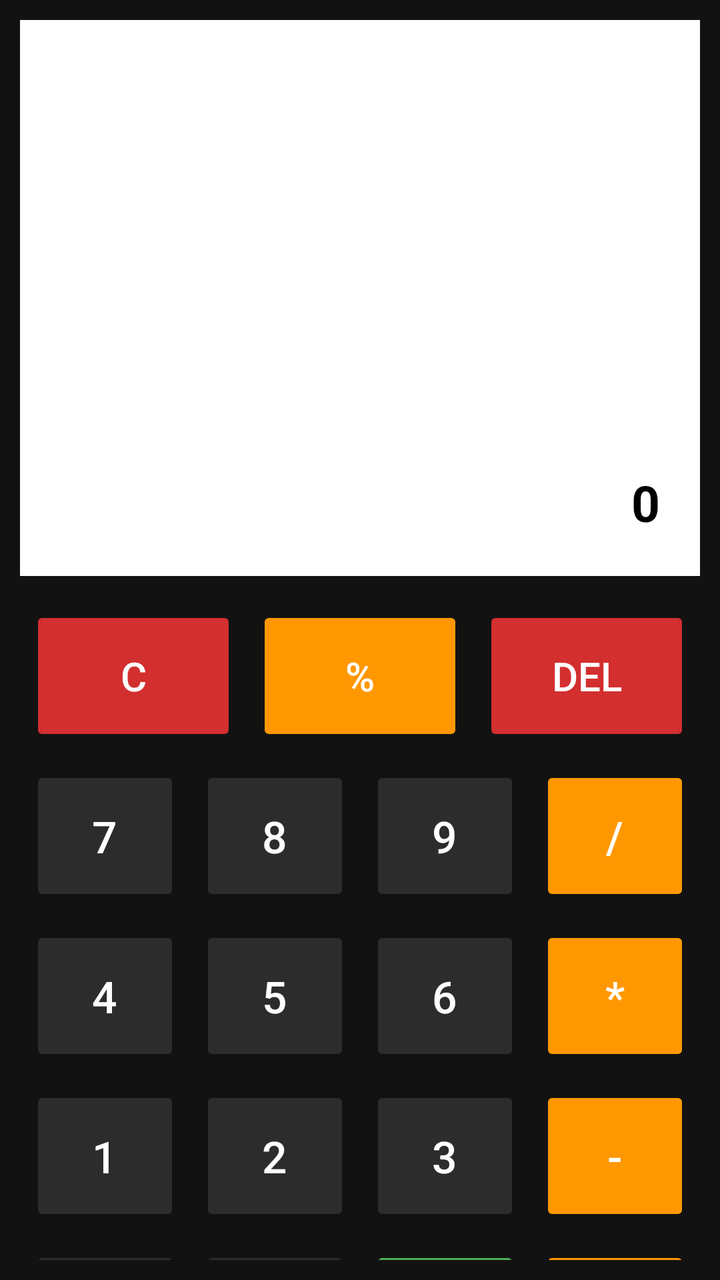
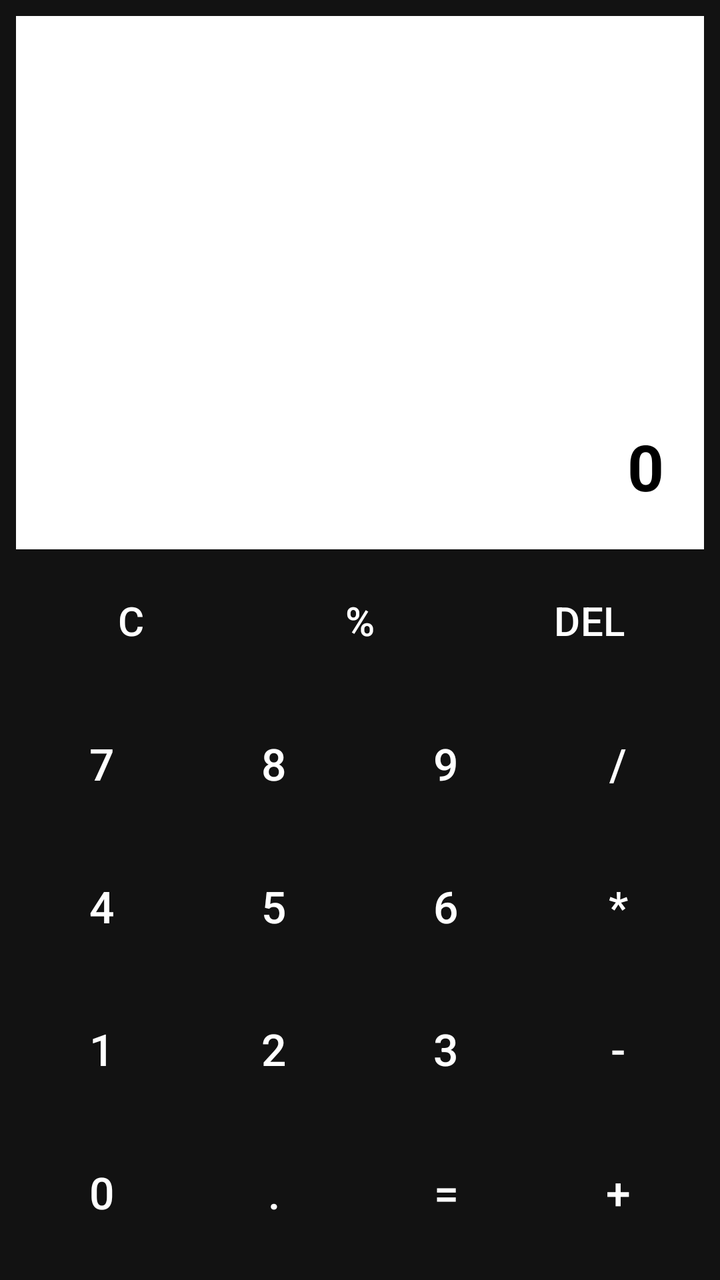

Screens rendered from an Android XML layout before and after an edit, with the pre-edit source and the edit as a unified diff.
<!-- AndroidManifest.xml: application theme Theme.SimpleCalculator -->
<!-- res/layout/activity_main.xml -->
<?xml version="1.0" encoding="utf-8"?>
<LinearLayout
    xmlns:android="http://schemas.android.com/apk/res/android"
    android:layout_width="match_parent"
    android:layout_height="match_parent"
    android:orientation="vertical"
    android:background="#121212">

    



    
    <LinearLayout
        android:layout_width="match_parent"
        android:layout_height="match_parent"
        android:orientation="vertical"
        android:padding="10dp">

        <androidx.appcompat.widget.Toolbar
            android:id="@+id/toolbar"
            android:layout_width="match_parent"
            android:layout_height="32dp"
            android:background="#FFFFFF"
            android:title=" "
            android:titleTextColor="#000000" />

        <TextView
            android:id="@+id/historyText"
            android:layout_width="match_parent"
            android:layout_height="wrap_content"
            android:background="#FFFFFF"
            android:gravity="end"
            android:padding="5dp"
            android:text=""
            android:textColor="#000000"
            android:textSize="20sp" />
        
        <TextView
            android:id="@+id/resultText"
            android:layout_width="match_parent"
            android:layout_height="209dp"
            android:layout_marginBottom="10dp"
            android:background="#FFFFFF"
            android:gravity="end|bottom"
            android:padding="20dp"
            android:text="0"
            android:textColor="#000000"
            android:textSize="25sp"
            android:textStyle="bold" />

        
        <LinearLayout
            android:layout_width="match_parent"
            android:layout_height="wrap_content"
            android:orientation="vertical">

            
            <LinearLayout
                android:layout_width="match_parent"
                android:layout_height="wrap_content"
                android:orientation="horizontal">

                <Button
                    android:id="@+id/btnClear"
                    android:layout_width="0dp"
                    android:layout_height="70dp"
                    android:layout_weight="1"
                    android:layout_margin="5dp"
                    android:backgroundTint="#D32F2F"
                    android:text="C"
                    android:textColor="#FFFFFF"
                    android:textSize="20sp"
                    android:stateListAnimator="@animator/button_press"/>


                <Button
                    android:id="@+id/btnPercent"
                    android:layout_width="0dp"
                    android:layout_height="70dp"
                    android:layout_weight="1"
                    android:layout_margin="5dp"
                    android:backgroundTint="#FF9800"
                    android:text="%"
                    android:textColor="#FFFFFF"
                    android:textSize="20sp"
                    android:stateListAnimator="@animator/button_press"/>
                <Button
                    android:id="@+id/btnDel"
                    android:layout_width="0dp"
                    android:layout_height="70dp"
                    android:layout_weight="1"
                    android:layout_margin="5dp"
                    android:backgroundTint="#D32F2F"
                    android:text="DEL"
                    android:textColor="#FFFFFF"
                    android:textSize="20sp"
                    android:stateListAnimator="@animator/button_press"/>

            </LinearLayout>

            
            <LinearLayout
                android:layout_width="match_parent"
                android:layout_height="wrap_content"
                android:orientation="horizontal">

                <Button
                    android:id="@+id/btn7"
                    android:layout_width="0dp"
                    android:layout_height="70dp"
                    android:layout_weight="1"
                    android:layout_margin="5dp"
                    android:backgroundTint="#2C2C2C"
                    android:text="7"
                    android:textColor="#FFFFFF"
                    android:textSize="22sp"
                    android:stateListAnimator="@animator/button_press"/>

                <Button
                    android:id="@+id/btn8"
                    android:layout_width="0dp"
                    android:layout_height="70dp"
                    android:layout_weight="1"
                    android:layout_margin="5dp"
                    android:backgroundTint="#2C2C2C"
                    android:text="8"
                    android:textColor="#FFFFFF"
                    android:textSize="22sp"
                    android:stateListAnimator="@animator/button_press"/>

                <Button
                    android:id="@+id/btn9"
                    android:layout_width="0dp"
                    android:layout_height="70dp"
                    android:layout_weight="1"
                    android:layout_margin="5dp"
                    android:backgroundTint="#2C2C2C"
                    android:text="9"
                    android:textColor="#FFFFFF"
                    android:textSize="22sp"
                    android:stateListAnimator="@animator/button_press"/>

                <Button
                    android:id="@+id/btnDivide"
                    android:layout_width="0dp"
                    android:layout_height="70dp"
                    android:layout_weight="1"
                    android:layout_margin="5dp"
                    android:backgroundTint="#FF9800"
                    android:text="/"
                    android:textColor="#FFFFFF"
                    android:textSize="22sp"
                    android:stateListAnimator="@animator/button_press"/>

            </LinearLayout>

            
            <LinearLayout
                android:layout_width="match_parent"
                android:layout_height="wrap_content"
                android:orientation="horizontal">

                <Button
                    android:id="@+id/btn4"
                    android:layout_width="0dp"
                    android:layout_height="70dp"
                    android:layout_weight="1"
                    android:layout_margin="5dp"
                    android:backgroundTint="#2C2C2C"
                    android:text="4"
                    android:textColor="#FFFFFF"
                    android:textSize="22sp"
                    android:stateListAnimator="@animator/button_press"/>

                <Button
                    android:id="@+id/btn5"
                    android:layout_width="0dp"
                    android:layout_height="70dp"
                    android:layout_weight="1"
                    android:layout_margin="5dp"
                    android:backgroundTint="#2C2C2C"
                    android:text="5"
                    android:textColor="#FFFFFF"
                    android:textSize="22sp"
                    android:stateListAnimator="@animator/button_press"/>

                <Button
                    android:id="@+id/btn6"
                    android:layout_width="0dp"
                    android:layout_height="70dp"
                    android:layout_weight="1"
                    android:layout_margin="5dp"
                    android:backgroundTint="#2C2C2C"
                    android:text="6"
                    android:textColor="#FFFFFF"
                    android:textSize="22sp"
                    android:stateListAnimator="@animator/button_press"/>

                <Button
                    android:id="@+id/btnMultiply"
                    android:layout_width="0dp"
                    android:layout_height="70dp"
                    android:layout_weight="1"
                    android:layout_margin="5dp"
                    android:backgroundTint="#FF9800"
                    android:text="*"
                    android:textColor="#FFFFFF"
                    android:textSize="22sp"
                    android:stateListAnimator="@animator/button_press"/>

            </LinearLayout>

            
            <LinearLayout
                android:layout_width="match_parent"
                android:layout_height="wrap_content"
                android:orientation="horizontal">

                <Button
                    android:id="@+id/btn1"
                    android:layout_width="0dp"
                    android:layout_height="70dp"
                    android:layout_weight="1"
                    android:layout_margin="5dp"
                    android:backgroundTint="#2C2C2C"
                    android:text="1"
                    android:textColor="#FFFFFF"
                    android:textSize="22sp"
                    android:stateListAnimator="@animator/button_press"/>

                <Button
                    android:id="@+id/btn2"
                    android:layout_width="0dp"
                    android:layout_height="70dp"
                    android:layout_weight="1"
                    android:layout_margin="5dp"
                    android:backgroundTint="#2C2C2C"
                    android:text="2"
                    android:textColor="#FFFFFF"
                    android:textSize="22sp"
                    android:stateListAnimator="@animator/button_press"/>

                <Button
                    android:id="@+id/btn3"
                    android:layout_width="0dp"
                    android:layout_height="70dp"
                    android:layout_weight="1"
                    android:layout_margin="5dp"
                    android:backgroundTint="#2C2C2C"
                    android:text="3"
                    android:textColor="#FFFFFF"
                    android:textSize="22sp"
                    android:stateListAnimator="@animator/button_press"/>

                <Button
                    android:id="@+id/btnMinus"
                    android:layout_width="0dp"
                    android:layout_height="70dp"
                    android:layout_weight="1"
                    android:layout_margin="5dp"
                    android:backgroundTint="#FF9800"
                    android:text="-"
                    android:textColor="#FFFFFF"
                    android:textSize="22sp"
                    android:stateListAnimator="@animator/button_press"/>

            </LinearLayout>

            
            <LinearLayout
                android:layout_width="match_parent"
                android:layout_height="wrap_content"
                android:orientation="horizontal">

                <Button
                    android:id="@+id/btn0"
                    android:layout_width="0dp"
                    android:layout_height="70dp"
                    android:layout_weight="1"
                    android:layout_margin="5dp"
                    android:backgroundTint="#2C2C2C"
                    android:text="0"
                    android:textColor="#FFFFFF"
                    android:textSize="22sp"
                    android:stateListAnimator="@animator/button_press"/>

                <Button
                    android:id="@+id/btnDot"
                    android:layout_width="0dp"
                    android:layout_height="70dp"
                    android:layout_weight="1"
                    android:layout_margin="5dp"
                    android:backgroundTint="#2C2C2C"
                    android:text="."
                    android:textColor="#FFFFFF"
                    android:textSize="22sp"
                    android:stateListAnimator="@animator/button_press"/>

                <Button
                    android:id="@+id/btnEqual"
                    android:layout_width="0dp"
                    android:layout_height="70dp"
                    android:layout_weight="1"
                    android:layout_margin="5dp"
                    android:backgroundTint="#4CAF50"
                    android:text="="
                    android:textColor="#FFFFFF"
                    android:textSize="22sp"
                    android:stateListAnimator="@animator/button_press"/>

                <Button
                    android:id="@+id/btnPlus"
                    android:layout_width="0dp"
                    android:layout_height="70dp"
                    android:layout_weight="1"
                    android:layout_margin="5dp"
                    android:backgroundTint="#FF9800"
                    android:text="+"
                    android:textColor="#FFFFFF"
                    android:textSize="22sp"
                    android:stateListAnimator="@animator/button_press"/>

            </LinearLayout>

        </LinearLayout>

    </LinearLayout>

</LinearLayout>
<!-- resources referenced by this layout -->
<resources>
  <style name="Theme.SimpleCalculator" parent="Base.Theme.SimpleCalculator" />
  <style name="Base.Theme.SimpleCalculator" parent="Theme.Material3.DayNight.NoActionBar">
          
          
      </style>
</resources>

<!-- the commit's change to res/layout/activity_main.xml (unified diff, before → after) -->
@@ -8,318 +8,341 @@
 
     
 
-
-
-    
     <LinearLayout
+        xmlns:app="http://schemas.android.com/apk/res-auto"
         android:layout_width="match_parent"
         android:layout_height="match_parent"
         android:orientation="vertical"
-        android:padding="10dp">
+        android:padding="8dp">
 
         <androidx.appcompat.widget.Toolbar
             android:id="@+id/toolbar"
             android:layout_width="match_parent"
-            android:layout_height="32dp"
-            android:background="#FFFFFF"
-            android:title=" "
+            android:layout_height="wrap_content"
+            android:minHeight="48dp"
+            android:background="@color/white"
+            android:title=""
             android:titleTextColor="#000000" />
+        
 
         <TextView
             android:id="@+id/historyText"
             android:layout_width="match_parent"
             android:layout_height="wrap_content"
-            android:background="#FFFFFF"
+            android:background="@color/white"
             android:gravity="end"
-            android:padding="5dp"
+            android:padding="8dp"
             android:text=""
             android:textColor="#000000"
-            android:textSize="20sp" />
+            android:textSize="18sp" />
+
         
+
         <TextView
             android:id="@+id/resultText"
             android:layout_width="match_parent"
-            android:layout_height="209dp"
-            android:layout_marginBottom="10dp"
-            android:background="#FFFFFF"
+            android:layout_height="0dp"
+            android:layout_weight="1"
+            android:background="@color/white"
             android:gravity="end|bottom"
             android:padding="20dp"
-            android:text="0"
+            android:text="@string/zero"
             android:textColor="#000000"
-            android:textSize="25sp"
-            android:textStyle="bold" />
+            android:textStyle="bold"
+            android:textSize="32sp"
+            app:autoSizeTextType="uniform"
+            app:autoSizeMinTextSize="18sp"
+            app:autoSizeMaxTextSize="32sp"/>
 
         
+
         <LinearLayout
             android:layout_width="match_parent"
-            android:layout_height="wrap_content"
+            android:layout_height="0dp"
+            android:layout_weight="2"
             android:orientation="vertical">
 
             
-            <LinearLayout
-                android:layout_width="match_parent"
-                android:layout_height="wrap_content"
-                android:orientation="horizontal">
-
-                <Button
+
+            <LinearLayout
+                style="?android:attr/buttonBarStyle"
+                android:layout_width="match_parent"
+                android:layout_height="0dp"
+                android:layout_weight="1"
+                android:orientation="horizontal">
+
+                <Button
+                    style="?android:attr/buttonBarButtonStyle"
                     android:id="@+id/btnClear"
                     android:layout_width="0dp"
-                    android:layout_height="70dp"
-                    android:layout_weight="1"
-                    android:layout_margin="5dp"
-                    android:backgroundTint="#D32F2F"
-                    android:text="C"
+                    android:layout_height="match_parent"
+                    android:layout_weight="1"
+                    android:layout_margin="4dp"
+                    android:text="@string/clear"
+                    android:textSize="20sp"
+                    android:textColor="@color/white"
+                    android:backgroundTint="@color/Dark_Red" />
+
+                <Button
+                    style="?android:attr/buttonBarButtonStyle"
+                    android:id="@+id/btnPercent"
+                    android:layout_width="0dp"
+                    android:layout_height="match_parent"
+                    android:layout_weight="1"
+                    android:layout_margin="4dp"
+                    android:text="@string/percent"
+                    android:textSize="20sp"
+                    android:textColor="@color/white"
+                    android:backgroundTint="@color/Orange_500" />
+
+                <Button
+                    style="?android:attr/buttonBarButtonStyle"
+                    android:id="@+id/btnDel"
+                    android:layout_width="0dp"
+                    android:layout_height="match_parent"
+                    android:layout_weight="1"
+                    android:layout_margin="4dp"
+                    android:text="@string/del"
+                    android:textSize="20sp"
+                    android:textColor="@color/white"
+                    android:backgroundTint="@color/Dark_Red" />
+
+            </LinearLayout>
+
+            
+
+            <LinearLayout
+                style="?android:attr/buttonBarStyle"
+                android:layout_width="match_parent"
+                android:layout_height="0dp"
+                android:layout_weight="1"
+                android:orientation="horizontal">
+
+                <Button
+                    style="?android:attr/buttonBarButtonStyle"
+                    android:id="@+id/btn7"
+                    android:layout_width="0dp"
+                    android:layout_height="match_parent"
+                    android:layout_weight="1"
+                    android:layout_margin="4dp"
+                    android:text="@string/seven"
+                    android:textSize="22sp"
+                    android:textColor="@color/white"
+                    android:backgroundTint="@color/Charcoal_Gray" />
+
+                <Button
+                    style="?android:attr/buttonBarButtonStyle"
+                    android:id="@+id/btn8"
+                    android:layout_width="0dp"
+                    android:layout_height="match_parent"
+                    android:layout_weight="1"
+                    android:layout_margin="4dp"
+                    android:text="@string/eight"
+                    android:textSize="22sp"
+                    android:textColor="@color/white"
+                    android:backgroundTint="@color/Charcoal_Gray" />
+
+                <Button
+                    style="?android:attr/buttonBarButtonStyle"
+                    android:id="@+id/btn9"
+                    android:layout_width="0dp"
+                    android:layout_height="match_parent"
+                    android:layout_weight="1"
+                    android:layout_margin="4dp"
+                    android:text="@string/nine"
+                    android:textSize="22sp"
+                    android:textColor="@color/white"
+                    android:backgroundTint="@color/Charcoal_Gray" />
+
+                <Button
+                    style="?android:attr/buttonBarButtonStyle"
+                    android:id="@+id/btnDivide"
+                    android:layout_width="0dp"
+                    android:layout_height="match_parent"
+                    android:layout_weight="1"
+                    android:layout_margin="4dp"
+                    android:text="@string/divide"
+                    android:textSize="22sp"
+                    android:textColor="@color/white"
+                    android:backgroundTint="@color/Orange_500" />
+
+            </LinearLayout>
+
+            
+
+            <LinearLayout
+                style="?android:attr/buttonBarStyle"
+                android:layout_width="match_parent"
+                android:layout_height="0dp"
+                android:layout_weight="1"
+                android:orientation="horizontal">
+
+                <Button
+                    style="?android:attr/buttonBarButtonStyle"
+                    android:id="@+id/btn4"
+                    android:layout_width="0dp"
+                    android:layout_height="match_parent"
+                    android:layout_weight="1"
+                    android:layout_margin="4dp"
+                    android:text="@string/four"
+                    android:textSize="22sp"
                     android:textColor="#FFFFFF"
-                    android:textSize="20sp"
-                    android:stateListAnimator="@animator/button_press"/>
-
-
-                <Button
-                    android:id="@+id/btnPercent"
-                    android:layout_width="0dp"
-                    android:layout_height="70dp"
-                    android:layout_weight="1"
-                    android:layout_margin="5dp"
-                    android:backgroundTint="#FF9800"
-                    android:text="%"
-                    android:textColor="#FFFFFF"
-                    android:textSize="20sp"
-                    android:stateListAnimator="@animator/button_press"/>
-                <Button
-                    android:id="@+id/btnDel"
-                    android:layout_width="0dp"
-                    android:layout_height="70dp"
-                    android:layout_weight="1"
-                    android:layout_margin="5dp"
-                    android:backgroundTint="#D32F2F"
-                    android:text="DEL"
-                    android:textColor="#FFFFFF"
-                    android:textSize="20sp"
-                    android:stateListAnimator="@animator/button_press"/>
-
-            </LinearLayout>
-
-            
-            <LinearLayout
-                android:layout_width="match_parent"
-                android:layout_height="wrap_content"
-                android:orientation="horizontal">
-
-                <Button
-                    android:id="@+id/btn7"
-                    android:layout_width="0dp"
-                    android:layout_height="70dp"
-                    android:layout_weight="1"
-                    android:layout_margin="5dp"
-                    android:backgroundTint="#2C2C2C"
-                    android:text="7"
-                    android:textColor="#FFFFFF"
-                    android:textSize="22sp"
-                    android:stateListAnimator="@animator/button_press"/>
-
-                <Button
-                    android:id="@+id/btn8"
-                    android:layout_width="0dp"
-                    android:layout_height="70dp"
-                    android:layout_weight="1"
-                    android:layout_margin="5dp"
-                    android:backgroundTint="#2C2C2C"
-                    android:text="8"
-                    android:textColor="#FFFFFF"
-                    android:textSize="22sp"
-                    android:stateListAnimator="@animator/button_press"/>
-
-                <Button
-                    android:id="@+id/btn9"
-                    android:layout_width="0dp"
-                    android:layout_height="70dp"
-                    android:layout_weight="1"
-                    android:layout_margin="5dp"
-                    android:backgroundTint="#2C2C2C"
-                    android:text="9"
-                    android:textColor="#FFFFFF"
-                    android:textSize="22sp"
-                    android:stateListAnimator="@animator/button_press"/>
-
-                <Button
-                    android:id="@+id/btnDivide"
-                    android:layout_width="0dp"
-                    android:layout_height="70dp"
-                    android:layout_weight="1"
-                    android:layout_margin="5dp"
-                    android:backgroundTint="#FF9800"
-                    android:text="/"
-                    android:textColor="#FFFFFF"
-                    android:textSize="22sp"
-                    android:stateListAnimator="@animator/button_press"/>
-
-            </LinearLayout>
-
-            
-            <LinearLayout
-                android:layout_width="match_parent"
-                android:layout_height="wrap_content"
-                android:orientation="horizontal">
-
-                <Button
-                    android:id="@+id/btn4"
-                    android:layout_width="0dp"
-                    android:layout_height="70dp"
-                    android:layout_weight="1"
-                    android:layout_margin="5dp"
-                    android:backgroundTint="#2C2C2C"
-                    android:text="4"
-                    android:textColor="#FFFFFF"
-                    android:textSize="22sp"
-                    android:stateListAnimator="@animator/button_press"/>
-
-                <Button
+                    android:backgroundTint="@color/Charcoal_Gray" />
+
+                <Button
+                    style="?android:attr/buttonBarButtonStyle"
                     android:id="@+id/btn5"
                     android:layout_width="0dp"
-                    android:layout_height="70dp"
-                    android:layout_weight="1"
-                    android:layout_margin="5dp"
-                    android:backgroundTint="#2C2C2C"
-                    android:text="5"
-                    android:textColor="#FFFFFF"
-                    android:textSize="22sp"
-                    android:stateListAnimator="@animator/button_press"/>
-
-                <Button
+                    android:layout_height="match_parent"
+                    android:layout_weight="1"
+                    android:layout_margin="4dp"
+                    android:text="@string/five"
+                    android:textSize="22sp"
+                    android:textColor="@color/white"
+                    android:backgroundTint="@color/Charcoal_Gray" />
+
+                <Button
+                    style="?android:attr/buttonBarButtonStyle"
                     android:id="@+id/btn6"
                     android:layout_width="0dp"
-                    android:layout_height="70dp"
-                    android:layout_weight="1"
-                    android:layout_margin="5dp"
-                    android:backgroundTint="#2C2C2C"
-                    android:text="6"
-                    android:textColor="#FFFFFF"
-                    android:textSize="22sp"
-                    android:stateListAnimator="@animator/button_press"/>
-
-                <Button
+                    android:layout_height="match_parent"
+                    android:layout_weight="1"
+                    android:layout_margin="4dp"
+                    android:text="@string/six"
+                    android:textSize="22sp"
+                    android:textColor="@color/white"
+                    android:backgroundTint="@color/Charcoal_Gray" />
+
+                <Button
+                    style="?android:attr/buttonBarButtonStyle"
                     android:id="@+id/btnMultiply"
                     android:layout_width="0dp"
-                    android:layout_height="70dp"
-                    android:layout_weight="1"
-                    android:layout_margin="5dp"
-                    android:backgroundTint="#FF9800"
-                    android:text="*"
-                    android:textColor="#FFFFFF"
-                    android:textSize="22sp"
-                    android:stateListAnimator="@animator/button_press"/>
-
-            </LinearLayout>
-
-            
-            <LinearLayout
-                android:layout_width="match_parent"
-                android:layout_height="wrap_content"
-                android:orientation="horizontal">
-
-                <Button
+                    android:layout_height="match_parent"
+                    android:layout_weight="1"
+                    android:layout_margin="4dp"
+                    android:text="@string/multiplication"
+                    android:textSize="22sp"
+                    android:textColor="@color/white"
+                    android:backgroundTint="@color/Orange_500" />
+
+            </LinearLayout>
+
+            
+
+            <LinearLayout
+                style="?android:attr/buttonBarStyle"
+                android:layout_width="match_parent"
+                android:layout_height="0dp"
+                android:layout_weight="1"
+                android:orientation="horizontal">
+
+                <Button
+                    style="?android:attr/buttonBarButtonStyle"
                     android:id="@+id/btn1"
                     android:layout_width="0dp"
-                    android:layout_height="70dp"
-                    android:layout_weight="1"
-                    android:layout_margin="5dp"
-                    android:backgroundTint="#2C2C2C"
-                    android:text="1"
-                    android:textColor="#FFFFFF"
-                    android:textSize="22sp"
-                    android:stateListAnimator="@animator/button_press"/>
-
-                <Button
+                    android:layout_height="match_parent"
+                    android:layout_weight="1"
+                    android:layout_margin="4dp"
+                    android:text="@string/one"
+                    android:textSize="22sp"
+                    android:textColor="@color/white"
+                    android:backgroundTint="@color/Charcoal_Gray" />
+
+                <Button
+                    style="?android:attr/buttonBarButtonStyle"
                     android:id="@+id/btn2"
                     android:layout_width="0dp"
-                    android:layout_height="70dp"
-                    android:layout_weight="1"
-                    android:layout_margin="5dp"
-                    android:backgroundTint="#2C2C2C"
-                    android:text="2"
-                    android:textColor="#FFFFFF"
-                    android:textSize="22sp"
-                    android:stateListAnimator="@animator/button_press"/>
-
-                <Button
+                    android:layout_height="match_parent"
+                    android:layout_weight="1"
+                    android:layout_margin="4dp"
+                    android:text="@string/two"
+                    android:textSize="22sp"
+                    android:textColor="@color/white"
+                    android:backgroundTint="@color/Charcoal_Gray" />
+
+                <Button
+                    style="?android:attr/buttonBarButtonStyle"
                     android:id="@+id/btn3"
                     android:layout_width="0dp"
-                    android:layout_height="70dp"
-                    android:layout_weight="1"
-                    android:layout_margin="5dp"
-                    android:backgroundTint="#2C2C2C"
-                    android:text="3"
-                    android:textColor="#FFFFFF"
-                    android:textSize="22sp"
-                    android:stateListAnimator="@animator/button_press"/>
-
-                <Button
+                    android:layout_height="match_parent"
+                    android:layout_weight="1"
+                    android:layout_margin="4dp"
+                    android:text="@string/three"
+                    android:textSize="22sp"
+                    android:textColor="@color/white"
+                    android:backgroundTint="@color/Charcoal_Gray" />
+
+                <Button
+                    style="?android:attr/buttonBarButtonStyle"
                     android:id="@+id/btnMinus"
                     android:layout_width="0dp"
-                    android:layout_height="70dp"
-                    android:layout_weight="1"
-                    android:layout_margin="5dp"
-                    android:backgroundTint="#FF9800"
-                    android:text="-"
-                    android:textColor="#FFFFFF"
-                    android:textSize="22sp"
-                    android:stateListAnimator="@animator/button_press"/>
-
-            </LinearLayout>
-
-            
-            <LinearLayout
-                android:layout_width="match_parent"
-                android:layout_height="wrap_content"
-                android:orientation="horizontal">
-
-                <Button
+                    android:layout_height="match_parent"
+                    android:layout_weight="1"
+                    android:layout_margin="4dp"
+                    android:text="@string/substruct"
+                    android:textSize="22sp"
+                    android:textColor="@color/white"
+                    android:backgroundTint="#E65100" />
+
+            </LinearLayout>
+
+            
+
+            <LinearLayout
+                xmlns:tools="http://schemas.android.com/tools"
+                style="?android:attr/buttonBarStyle"
+                android:layout_width="match_parent"
+                android:layout_height="0dp"
+                android:layout_weight="1"
+                android:orientation="horizontal">
+                <Button
+                    style="?android:attr/buttonBarButtonStyle"
                     android:id="@+id/btn0"
                     android:layout_width="0dp"
-                    android:layout_height="70dp"
-                    android:layout_weight="1"
-                    android:layout_margin="5dp"
-                    android:backgroundTint="#2C2C2C"
-                    android:text="0"
-                    android:textColor="#FFFFFF"
-                    android:textSize="22sp"
-                    android:stateListAnimator="@animator/button_press"/>
-
-                <Button
+                    android:layout_height="match_parent"
+                    android:layout_weight="1"
+                    android:layout_margin="4dp"
+                    android:text="@string/zero"
+                    android:textSize="22sp"
+                    android:textColor="@color/white"
+                    android:backgroundTint="@color/Charcoal_Gray"
+                    tools:ignore="DuplicateSpeakableTextCheck"/>
+
+                <Button
+                    style="?android:attr/buttonBarButtonStyle"
                     android:id="@+id/btnDot"
                     android:layout_width="0dp"
-                    android:layout_height="70dp"
-                    android:layout_weight="1"
-                    android:layout_margin="5dp"
-                    android:backgroundTint="#2C2C2C"
-                    android:text="."
-                    android:textColor="#FFFFFF"
-                    android:textSize="22sp"
-                    android:stateListAnimator="@animator/button_press"/>
-
-                <Button
+                    android:layout_height="match_parent"
+                    android:layout_weight="1"
+                    android:layout_margin="4dp"
+                    android:text="@string/dot"
+                    android:textSize="22sp"
+                    android:textColor="@color/white"
+                    android:backgroundTint="@color/Charcoal_Gray" />
+
+                <Button
+                    style="?android:attr/buttonBarButtonStyle"
                     android:id="@+id/btnEqual"
                     android:layout_width="0dp"
-                    android:layout_height="70dp"
-                    android:layout_weight="1"
-                    android:layout_margin="5dp"
-                    android:backgroundTint="#4CAF50"
-                    android:text="="
-                    android:textColor="#FFFFFF"
-                    android:textSize="22sp"
-                    android:stateListAnimator="@animator/button_press"/>
-
-                <Button
+                    android:layout_height="match_parent"
+                    android:layout_weight="1"
+                    android:layout_margin="4dp"
+                    android:text="@string/equal"
+                    android:textSize="22sp"
+                    android:textColor="@color/white"
+                    android:backgroundTint="#2E7D32" />
+
+                <Button
+                    style="?android:attr/buttonBarButtonStyle"
                     android:id="@+id/btnPlus"
                     android:layout_width="0dp"
-                    android:layout_height="70dp"
-                    android:layout_weight="1"
-                    android:layout_margin="5dp"
-                    android:backgroundTint="#FF9800"
-                    android:text="+"
-                    android:textColor="#FFFFFF"
-                    android:textSize="22sp"
-                    android:stateListAnimator="@animator/button_press"/>
+                    android:layout_height="match_parent"
+                    android:layout_weight="1"
+                    android:layout_margin="4dp"
+                    android:text="@string/sum"
+                    android:textSize="22sp"
+                    android:textColor="@color/white"
+                    android:backgroundTint="@color/Orange_500" />
 
             </LinearLayout>
 
<!-- resource entries referenced after the edit -->
@@ -1,5 +1,28 @@
 <!-- resources referenced by this layout -->
 <resources>
+  <color name="Charcoal_Gray">#2C2C2C</color>
+  <color name="Dark_Red">#D32F2F</color>
+  <color name="Orange_500">#E65100</color>
+  <color name="white">#FFFFFF</color>
+  <string name="clear">C</string>
+  <string name="del">DEL</string>
+  <string name="divide">/</string>
+  <string name="dot">.</string>
+  <string name="eight">8</string>
+  <string name="equal">=</string>
+  <string name="five">5</string>
+  <string name="four">4</string>
+  <string name="multiplication">*</string>
+  <string name="nine">9</string>
+  <string name="one">1</string>
+  <string name="percent">%</string>
+  <string name="seven">7</string>
+  <string name="six">6</string>
+  <string name="substruct">-</string>
+  <string name="sum">+</string>
+  <string name="three">3</string>
+  <string name="two">2</string>
+  <string name="zero">0</string>
   <style name="Theme.SimpleCalculator" parent="Base.Theme.SimpleCalculator" />
   <style name="Base.Theme.SimpleCalculator" parent="Theme.Material3.DayNight.NoActionBar">
           
